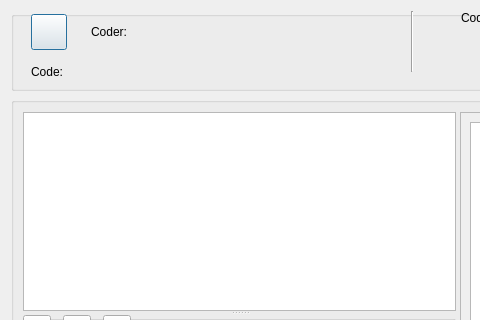
This is GUI_UIs/ui_dialog_code_image.ui in ccbogel/QualCoder as Qt 5 draws it before an edit; both pictures show x 0 to 480 and y 0 to 320 of the 950 by 596 pixel window. The edited form follows.
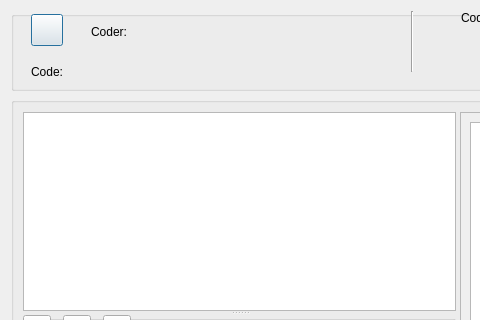
This is the edited form.

Patch:
```diff
--- a/GUI_UIs/ui_dialog_code_image.ui
+++ b/GUI_UIs/ui_dialog_code_image.ui
@@ -36,8 +36,8 @@
        <rect>
         <x>20</x>
         <y>3</y>
-        <width>36</width>
-        <height>36</height>
+        <width>32</width>
+        <height>32</height>
        </rect>
       </property>
       <property name="toolTip">
```
